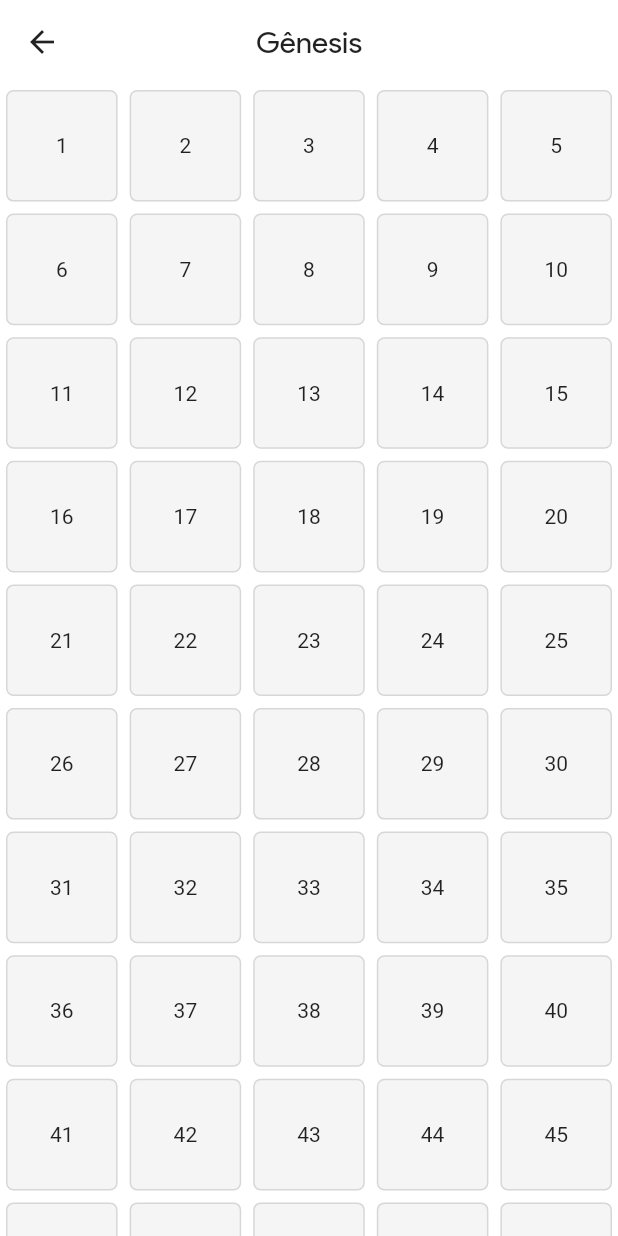
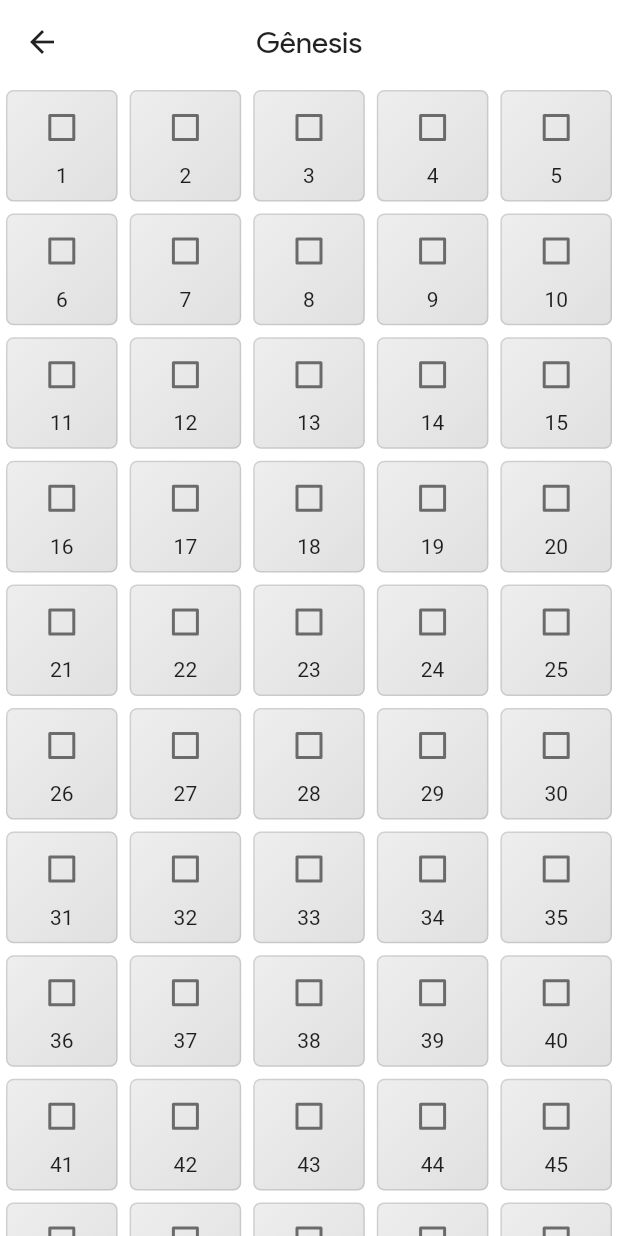
Before and after one commit to rafaelcneves/bibleplanner, a Flutter app: the screen it shows after launch, after a tap on "Gênesis", on a phone screen of 412 x 824 dp. Run offline on Flutter 3.47's test engine with Material 2 defaults, Android fonts, the light colour scheme and no system bars; our stand-ins replace flutter_mobx, flutter_staggered_animations, get_it, hive, hive_flutter, mobx; accounts and stored records are empty; generated files the repository leaves out were written again.

Commit message:
Hive dependencies and checkbox on chapters_page

```diff
--- a/lib/pages/chapters_page/chapters_page.dart
+++ b/lib/pages/chapters_page/chapters_page.dart
@@ -59,15 +59,48 @@ class _ChaptersPageState extends State<ChaptersPage> {
                     child: Padding(
                       padding: const EdgeInsets.all(4.0),
                       child: GestureDetector(
-                        child: Container(
+                        child: AnimatedContainer(
+                          duration: Duration(milliseconds: 500),
+                          curve: Curves.easeInOut,
                           decoration: BoxDecoration(
-                              borderRadius: BorderRadius.circular(5),
-                              border:
-                                  Border.all(width: 1, color: Colors.black12),
-                              color: _checked.indexOf(_chapter) >= 0
-                                  ? Colors.green[200]
-                                  : Colors.grey[100]),
-                          child: Center(child: Text((_chapter).toString())),
+                            gradient: _checked.indexOf(_chapter) >= 0
+                                ? LinearGradient(
+                                    begin: Alignment.topLeft,
+                                    end: Alignment.bottomRight,
+                                    colors: [
+                                        Colors.green[200],
+                                        Colors.green[300]
+                                      ])
+                                : LinearGradient(
+                                    begin: Alignment.topLeft,
+                                    end: Alignment.bottomRight,
+                                    colors: [
+                                        Colors.grey[200],
+                                        Colors.grey[300]
+                                      ]),
+                            borderRadius: BorderRadius.circular(5),
+                            border: Border.all(width: 1, color: Colors.black12),
+                          ),
+                          child: Center(
+                              child: Column(
+                            children: [
+                              Checkbox(
+                                activeColor: Colors.transparent,
+                                checkColor: Colors.black87,
+                                value: _checked.indexOf(_chapter) >= 0,
+                                onChanged: (value) {
+                                  setState(() {
+                                    if (_checked.indexOf(_chapter) >= 0) {
+                                      _checked.remove(_chapter);
+                                    } else {
+                                      _checked.add(_chapter);
+                                    }
+                                  });
+                                },
+                              ),
+                              Text((_chapter).toString()),
+                            ],
+                          )),
                         ),
                         onTap: () {
                           setState(() {
```
Also changed, not shown: pubspec.yaml (+12 -1 lines), lib/models/planner.g.dart, pubspec.lock.
